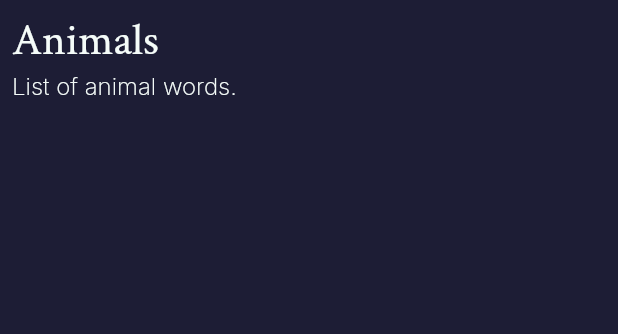
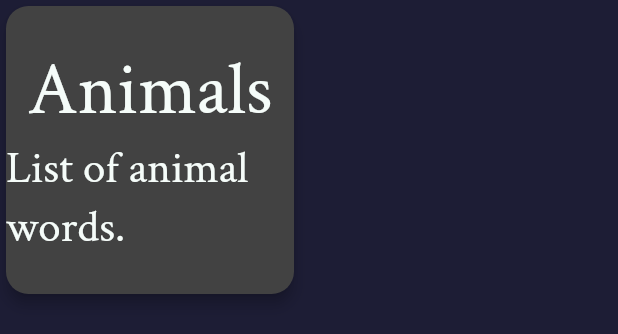
Before and after one commit to techmanities/Malvhta_Holisso, a Flutter app: the CategoryCard widget shown alone on an empty page, opened directly with sample values from the repository, on a phone screen of 412 x 824 dp. Shown: the top 334 px of the screen. Run offline on Flutter 3.47's test engine with Material 2 defaults, Android fonts, the phone set to English and light mode, and no system bars; our stand-ins replace google_fonts.

Commit message:
update category_card with flip card animation

```diff
--- a/lib/screens/nav_screen.dart
+++ b/lib/screens/nav_screen.dart
@@ -1,4 +1,3 @@
-import 'package:malvhta_holisso/screens/select_words_switch_list_tile_screen.dart';
 import 'package:flutter/material.dart';
 import 'screens.dart';
 
@@ -13,7 +12,6 @@ class _NavScreenState extends State<NavScreen> {
   final _screens = [
     HomeScreen(),
     SelectWordsScreen(),
-    SelectStudyWordsSwitchListPage(),
     StudyWordsScreen(),
     ReviewWordsScreen(),
     SettingsScreen(),
--- a/lib/widgets/category_card.dart
+++ b/lib/widgets/category_card.dart
@@ -1,5 +1,7 @@
 // import 'package:malvhta_holisso/app_theme.dart';
 // import 'package:malvhta_holisso/constants/theme_constants.dart';
+import 'package:flip_card/flip_card.dart';
+import 'package:malvhta_holisso/constants/theme_constants.dart';
 import 'package:malvhta_holisso/entities/word_category.dart';
 // import 'package:malvhta_holisso/entities/flash_card.dart';
 // import 'package:malvhta_holisso/data/categories_data.dart';
@@ -14,42 +16,80 @@ class CategoryCard extends StatelessWidget {
 
   @override
   Widget build(BuildContext context) {
-    return Container(
-      decoration: BoxDecoration(),
-      padding: const EdgeInsets.all(8.0),
-      child: Row(
-        children: [
-          Column(
-            crossAxisAlignment: CrossAxisAlignment.start,
-            mainAxisSize: MainAxisSize.min,
-            children: [
-              Flexible(
-                child: Text(
+    return SizedBox(
+      width: 200,
+      height: 200,
+      child: FlipCard(
+        direction: FlipDirection.HORIZONTAL, // default
+        front: Card(
+          elevation: 4,
+          shape: RoundedRectangleBorder(
+            borderRadius: BorderRadius.circular(15.0),
+          ),
+          child: Center(
+            child: Column(
+              mainAxisAlignment: MainAxisAlignment.center,
+              crossAxisAlignment: CrossAxisAlignment.center,
+              children: [
+                Text(
                   category.name,
+                  style: TextStyle(
+                    fontSize: 50.0,
+                    fontWeight: FontWeight.w500,
+                    fontFamily: GoogleFonts.crimsonText().fontFamily,
+                  ),
+                ),
+                Text(
+                  category.description,
                   style: TextStyle(
                     fontSize: 30.0,
                     fontWeight: FontWeight.w500,
                     fontFamily: GoogleFonts.crimsonText().fontFamily,
                   ),
-                  maxLines: 2,
-                  overflow: TextOverflow.ellipsis,
                 ),
-              ),
-              Flexible(
-                child: Text(
+              ],
+            ),
+          ),
+        ),
+        back: Card(
+          color: kPrimaryColor,
+          elevation: 4,
+          shape: RoundedRectangleBorder(
+            borderRadius: BorderRadius.circular(15.0),
+          ),
+          child: Center(
+            child: Column(
+              mainAxisAlignment: MainAxisAlignment.center,
+              crossAxisAlignment: CrossAxisAlignment.center,
+              children: [
+                Text(
+                  category.name,
+                  style: TextStyle(
+                    fontSize: 50.0,
+                    fontWeight: FontWeight.w500,
+                    fontFamily: GoogleFonts.crimsonText().fontFamily,
+                  ),
+                ),
+                Text(
                   category.description,
                   style: TextStyle(
-                    fontSize: 16.0,
+                    fontSize: 30.0,
+                    fontWeight: FontWeight.w500,
+                    fontFamily: GoogleFonts.crimsonText().fontFamily,
+                  ),
+                ),
+                Text(
+                  '( Selected )',
+                  style: TextStyle(
+                    fontSize: 20.0,
                     fontWeight: FontWeight.w200,
+                    fontFamily: GoogleFonts.crimsonText().fontFamily,
                   ),
-                  maxLines: 2,
-                  overflow: TextOverflow.ellipsis,
                 ),
-              ),
-              SizedBox(height: 10.0)
-            ],
+              ],
+            ),
           ),
-        ],
+        ),
       ),
     );
   }
--- a/lib/widgets/review_word_card.dart
+++ b/lib/widgets/review_word_card.dart
@@ -1,6 +1,7 @@
 // import 'package:malvhta_holisso/app_theme.dart';
 // import 'package:malvhta_holisso/constants/theme_constants.dart';
 import 'package:flip_card/flip_card.dart';
+import 'package:malvhta_holisso/constants/theme_constants.dart';
 import 'package:malvhta_holisso/entities/entities.dart';
 // import 'package:malvhta_holisso/entities/word_category.dart';
 // import 'package:malvhta_holisso/entities/flash_card.dart';
@@ -17,14 +18,18 @@ class ReviewWordCard extends StatelessWidget {
   @override
   Widget build(BuildContext context) {
     return SizedBox(
-      width: 250,
-      height: 250,
+      width: 200,
+      height: 200,
       child: FlipCard(
         direction: FlipDirection.HORIZONTAL, // default
         front: Card(
           elevation: 4,
           child: Center(
-            child: Text(
+            child: Column(
+              mainAxisAlignment: MainAxisAlignment.center,
+              crossAxisAlignment: CrossAxisAlignment.center,
+              children: [
+                Text(
                   reviewWord.chahtaWord,
                   style: TextStyle(
                     fontSize: 50.0,
@@ -32,9 +37,12 @@ class ReviewWordCard extends StatelessWidget {
                     fontFamily: GoogleFonts.crimsonText().fontFamily,
                   ),
                 ),
+              ],
+            ),
           ),
         ),
         back: Card(
+          color: kPrimaryColor,
           elevation: 4,
           child: Center(
             child: Text(
```
Also changed, not shown: 1 other file. Lines whose indentation alone changed are shown as unchanged.
